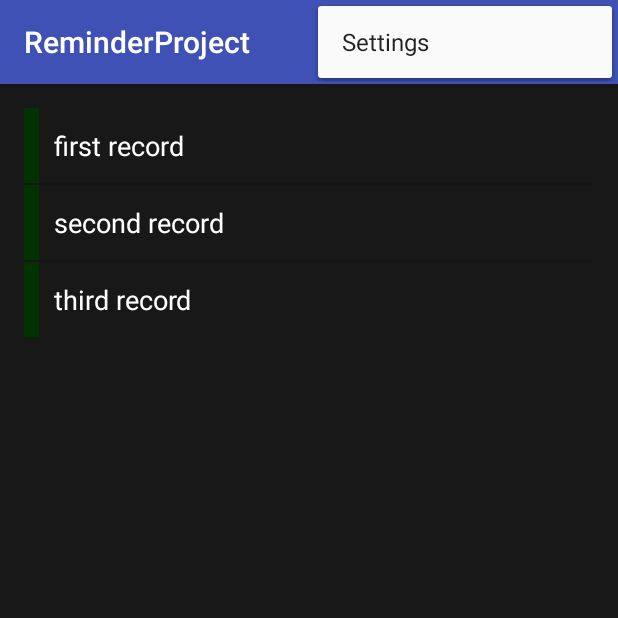
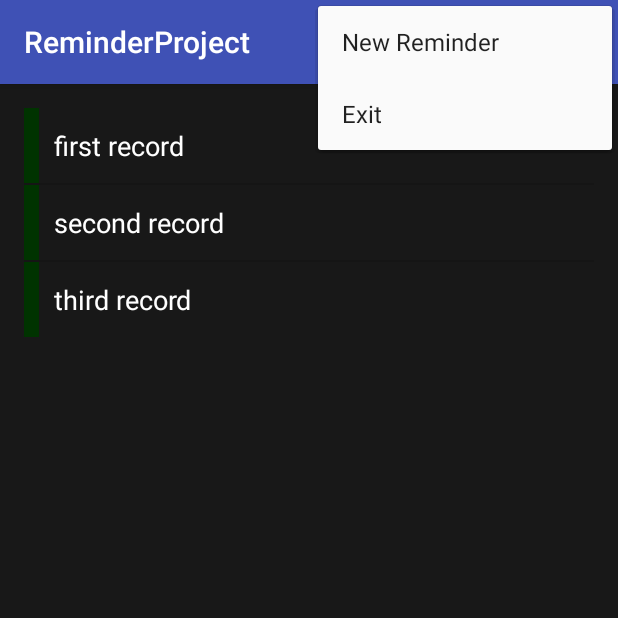
Before and after one commit to gurpalrattu/ReminderProject, an Android app: the screen it shows after launch (ReminderActivity), with the options menu open, on a phone screen of 412 x 824 dp, the top half of it. Run offline under Robolectric (Android 15) with nearby library versions, the phone set to English and light mode, and no system bars.

Commit message:
Changing the action bar menu items, created 2 new items for the list. New Reminder and Exit

```diff
--- a/app/src/main/java/com/example/raju/reminderproject/ReminderActivity.java
+++ b/app/src/main/java/com/example/raju/reminderproject/ReminderActivity.java
@@ -36,14 +36,7 @@ public class ReminderActivity extends AppCompatActivity {
 
         mListView.setAdapter(arrayAdapter);
 
-        FloatingActionButton fab = (FloatingActionButton) findViewById(R.id.fab);
-        fab.setOnClickListener(new View.OnClickListener() {
-            @Override
-            public void onClick(View view) {
-                Snackbar.make(view, "Replace with your own action", Snackbar.LENGTH_LONG)
-                        .setAction("Action", null).show();
-            }
-        });
+
     }
 
     @Override
--- a/app/src/main/res/menu/menu_reminder.xml
+++ b/app/src/main/res/menu/menu_reminder.xml
@@ -1,6 +1,14 @@
 <menu xmlns:android="http://schemas.android.com/apk/res/android"
     xmlns:app="http://schemas.android.com/apk/res-auto"
-    xmlns:tools="http://schemas.android.com/tools" tools:context=".ReminderActivity">
-    <item android:id="@+id/action_settings" android:title="@string/action_settings"
-        android:orderInCategory="100" app:showAsAction="never" />
+    xmlns:tools="http://schemas.android.com/tools"
+    tools:context=".ReminderActivity">
+
+    <item android:id="@+id/action_new"
+        android:title="@string/new_reminder"
+        android:orderInCategory="100"
+        app:showAsAction="never" />
+    <item android:id="@+id/action_exit"
+        android:title="@string/exit"
+        android:orderInCategory="200"
+        app:showAsAction="never" />
 </menu>
--- a/app/src/main/res/values/strings.xml
+++ b/app/src/main/res/values/strings.xml
@@ -1,4 +1,6 @@
 <resources>
     <string name="app_name">ReminderProject</string>
     <string name="action_settings">Settings</string>
+    <string name="new_reminder">New Reminder</string>
+    <string name="exit">Exit</string>
 </resources>
```
